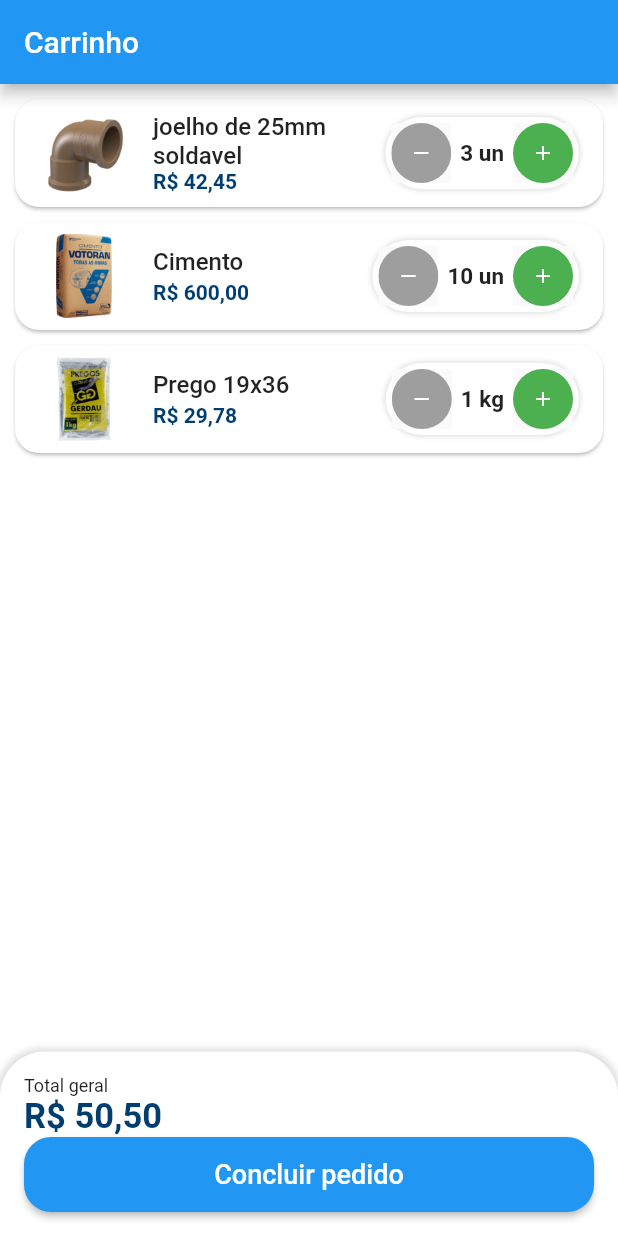
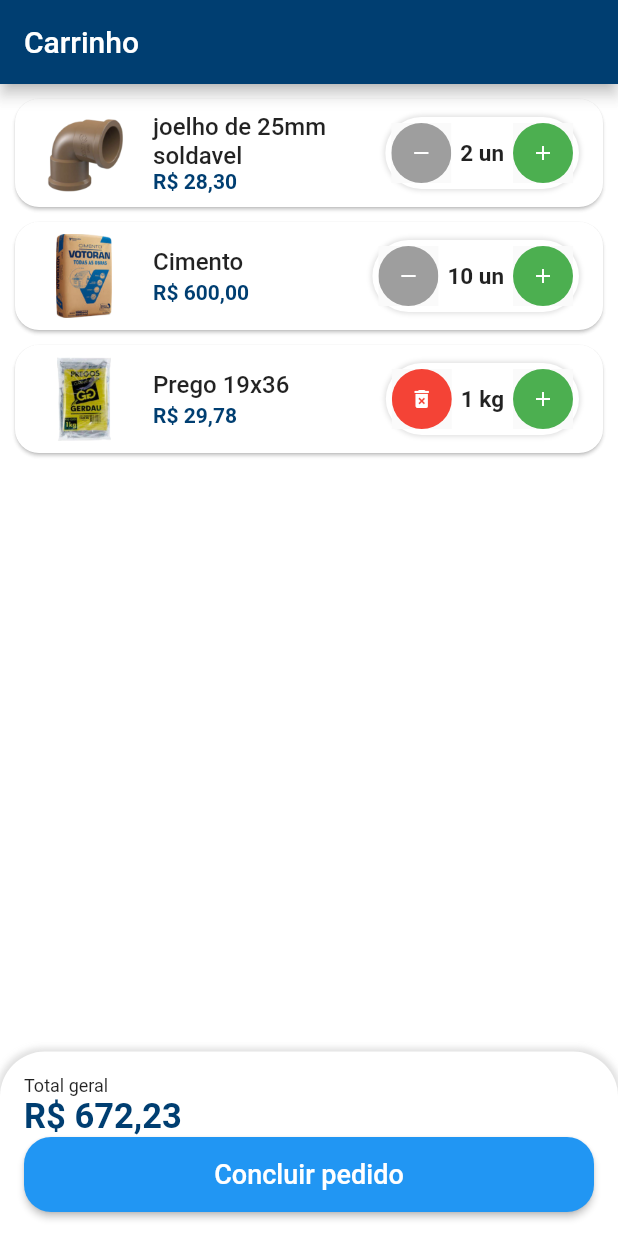
Before and after one commit to MatheusBrandao525/loja_online_com_flutter, a Flutter app: the CartTab screen opened directly, after a tap on the "remove" icon, on a phone screen of 412 x 824 dp. Run offline on Flutter 3.47's test engine with Material 2 defaults, Android fonts, the phone set to English and light mode, and no system bars; our stand-ins replace animated_text_kit, badges, mask_text_input_formatter.

Commit message:
Incrementando widget de quantidade

```diff
--- a/lib/src/pages/cart/cart_tab.dart
+++ b/lib/src/pages/cart/cart_tab.dart
@@ -1,17 +1,38 @@
 import 'package:flutter/material.dart';
+import 'package:loja_online/src/models/cart_item_model.dart';
 import 'package:loja_online/src/pages/cart/components/cart_tile.dart';
 import 'package:loja_online/src/services/utils_services.dart';
 import 'package:loja_online/src/config/app_data.dart' as appData;
 
-class CartTab extends StatelessWidget {
-  CartTab({Key? key}) : super(key: key);
+class CartTab extends StatefulWidget {
+  const CartTab({Key? key}) : super(key: key);
 
+  @override
+  State<CartTab> createState() => _CartTabState();
+}
+
+class _CartTabState extends State<CartTab> {
   final UtilsServices utilsServices = UtilsServices();
+
+  void removeItemFromCart(CartItemModel cartItem) {
+    setState(() {
+      appData.cartItems.remove(cartItem);
+    });
+  }
+
+  double cartTotalPrice() {
+    double total = 0;
+    for (var item in appData.cartItems) {
+      total += item.totalPrice();
+    }
+    return total;
+  }
 
   @override
   Widget build(BuildContext context) {
     return Scaffold(
       appBar: AppBar(
+        backgroundColor: const Color.fromARGB(255, 0, 62, 113),
         title: const Text('Carrinho'),
       ),
       body: Column(
@@ -22,6 +43,7 @@ class CartTab extends StatelessWidget {
               itemBuilder: (_, index) {
                 return CartTile(
                   cartItem: appData.cartItems[index],
+                  remove: removeItemFromCart,
                 );
               },
             ),
@@ -51,7 +73,7 @@ class CartTab extends StatelessWidget {
                     ),
                   ),
                   Text(
-                    utilsServices.priceToCurrency(50.5),
+                    utilsServices.priceToCurrency(cartTotalPrice()),
                     style: const TextStyle(
                       fontSize: 23,
                       color: Color.fromARGB(255, 0, 62, 113),
--- a/lib/src/pages/cart/components/cart_tile.dart
+++ b/lib/src/pages/cart/components/cart_tile.dart
@@ -3,14 +3,21 @@ import 'package:loja_online/src/models/cart_item_model.dart';
 import 'package:loja_online/src/pages/common_widgets/quantity_widget.dart';
 import 'package:loja_online/src/services/utils_services.dart';
 
-class CartTile extends StatelessWidget {
+class CartTile extends StatefulWidget {
   final CartItemModel cartItem;
+  final Function(CartItemModel) remove;
 
-  CartTile({
+  const CartTile({
     Key? key,
     required this.cartItem,
+    required this.remove,
   }) : super(key: key);
 
+  @override
+  State<CartTile> createState() => _CartTileState();
+}
+
+class _CartTileState extends State<CartTile> {
   final UtilsServices utilsServices = UtilsServices();
 
   @override
@@ -23,20 +30,20 @@ class CartTile extends StatelessWidget {
       child: ListTile(
         // imagem
         leading: Image.asset(
-          cartItem.item.imgUrl,
+          widget.cartItem.item.imgUrl,
           height: 60,
           width: 60,
         ),
 
         // titulo
         title: Text(
-          cartItem.item.itemName,
+          widget.cartItem.item.itemName,
           style: const TextStyle(fontWeight: FontWeight.w500),
         ),
 
         // total
         subtitle: Text(
-          utilsServices.priceToCurrency(cartItem.totalPrice()),
+          utilsServices.priceToCurrency(widget.cartItem.totalPrice()),
           style: const TextStyle(
             color: Color.fromARGB(255, 0, 62, 113),
             fontWeight: FontWeight.bold,
@@ -45,9 +52,19 @@ class CartTile extends StatelessWidget {
 
         // quantidade
         trailing: QuantityWidget(
-          suffixText: cartItem.item.unit,
-          value: cartItem.quantity,
-          result: ((quantity) {}),
+          suffixText: widget.cartItem.item.unit,
+          value: widget.cartItem.quantity,
+          result: ((quantity) {
+            setState(() {
+              widget.cartItem.quantity = quantity;
+
+              if (quantity == 0) {
+                // Remover item
+                widget.remove(widget.cartItem);
+              }
+            });
+          }),
+          isRemovable: true,
         ),
       ),
     );
--- a/lib/src/pages/common_widgets/quantity_widget.dart
+++ b/lib/src/pages/common_widgets/quantity_widget.dart
@@ -4,12 +4,14 @@ class QuantityWidget extends StatelessWidget {
   final int value;
   final String suffixText;
   final Function(int quantity) result;
+  final bool isRemovable;
 
   const QuantityWidget({
     Key? key,
     required this.suffixText,
     required this.value,
     required this.result,
+    this.isRemovable = false,
   }) : super(key: key);
 
   @override
@@ -27,12 +29,16 @@ class QuantityWidget extends StatelessWidget {
           ),
         ],
       ),
-      child: Row(mainAxisSize: MainAxisSize.min, children: [
+      child: Row(
+        mainAxisSize: MainAxisSize.min,
+        children: [
+          // Botao de diminuir
           _quantityButton(
-          icon: Icons.remove,
-          color: Colors.grey,
+            icon:
+                !isRemovable || value > 1 ? Icons.remove : Icons.delete_forever,
+            color: !isRemovable || value > 1 ? Colors.grey : Colors.red,
             onPressed: () {
-            if (value == 1) return;
+              if (value == 1 && !isRemovable) return;
               int resultCount = value - 1;
               result(resultCount);
             },
@@ -57,7 +63,8 @@ class QuantityWidget extends StatelessWidget {
               result(resultCount);
             },
           ),
-      ]),
+        ],
+      ),
     );
   }
 }
```
Lines whose indentation alone changed are shown as unchanged.
